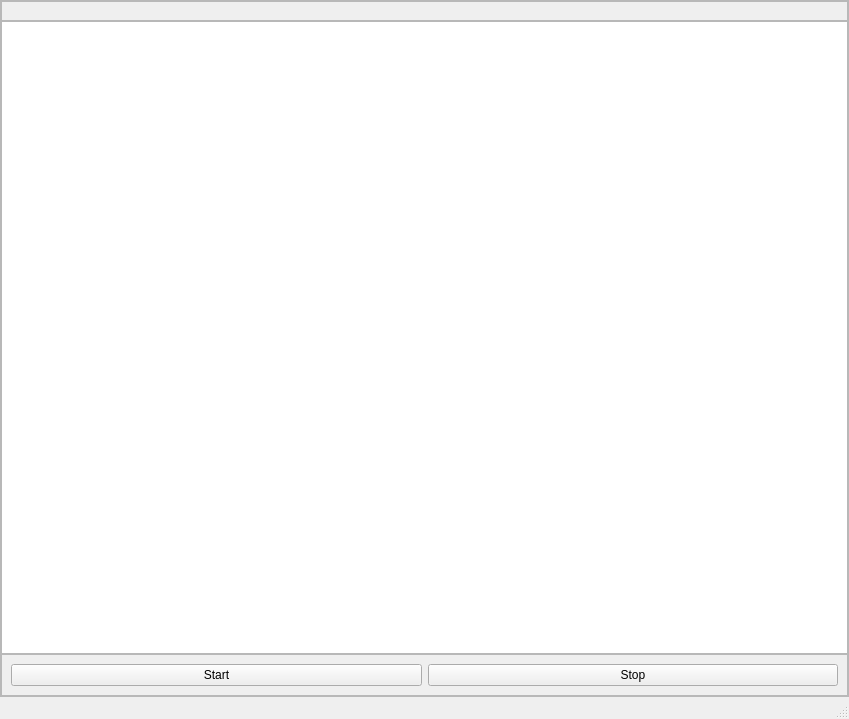
UIUCLibrary/Python_Script_GUI, file script_gui/gui.ui: the form before one commit.
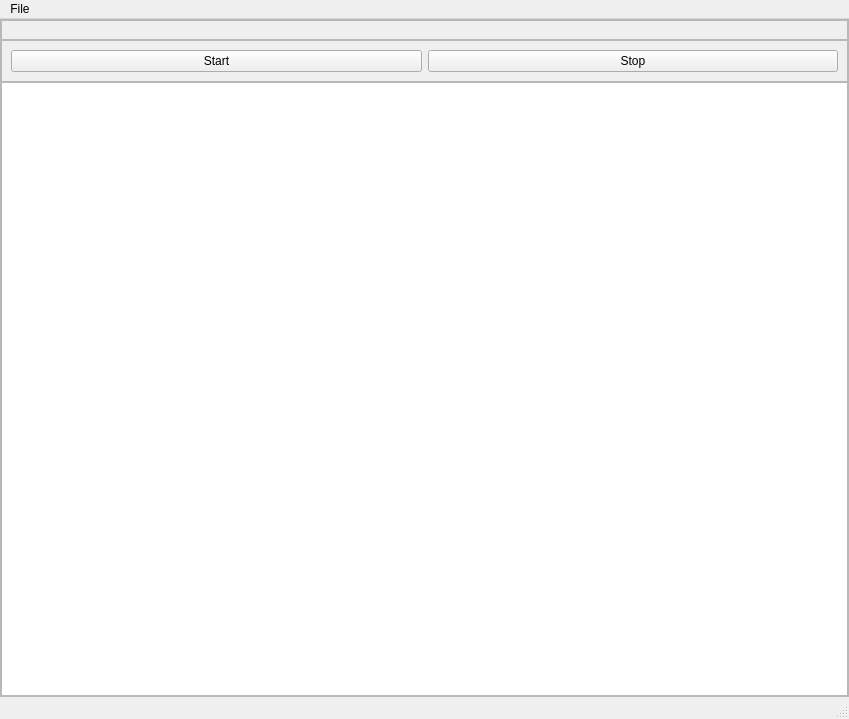
The form after the commit.

Commit message: added file menu with save and quit functions

```diff
--- a/script_gui/gui.ui
+++ b/script_gui/gui.ui
@@ -10,6 +10,12 @@
     <height>719</height>
    </rect>
   </property>
+  <property name="minimumSize">
+   <size>
+    <width>640</width>
+    <height>480</height>
+   </size>
+  </property>
   <property name="windowTitle">
    <string>MainWindow</string>
   </property>
@@ -71,9 +77,6 @@
          <layout class="QFormLayout" name="formLayout"/>
         </widget>
        </item>
-       <item>
-        <widget class="QTextBrowser" name="textBrowser"/>
-       </item>
        <item>
         <widget class="QFrame" name="actionsFrame">
          <property name="frameShape">
@@ -100,6 +103,9 @@
          </layout>
         </widget>
        </item>
+       <item>
+        <widget class="QTextBrowser" name="textBrowser"/>
+       </item>
       </layout>
      </widget>
     </item>
@@ -114,6 +120,15 @@
      <height>21</height>
     </rect>
    </property>
+   <widget class="QMenu" name="menuFile">
+    <property name="title">
+     <string>File</string>
+    </property>
+    <addaction name="actionSave_Console_Log"/>
+    <addaction name="separator"/>
+    <addaction name="actionQuit"/>
+   </widget>
+   <addaction name="menuFile"/>
   </widget>
   <widget class="QStatusBar" name="statusbar"/>
  </widget>
```
Left out of the diff: 29 changed lines with no effect on the pictures. The commit also changes 1 other file.
